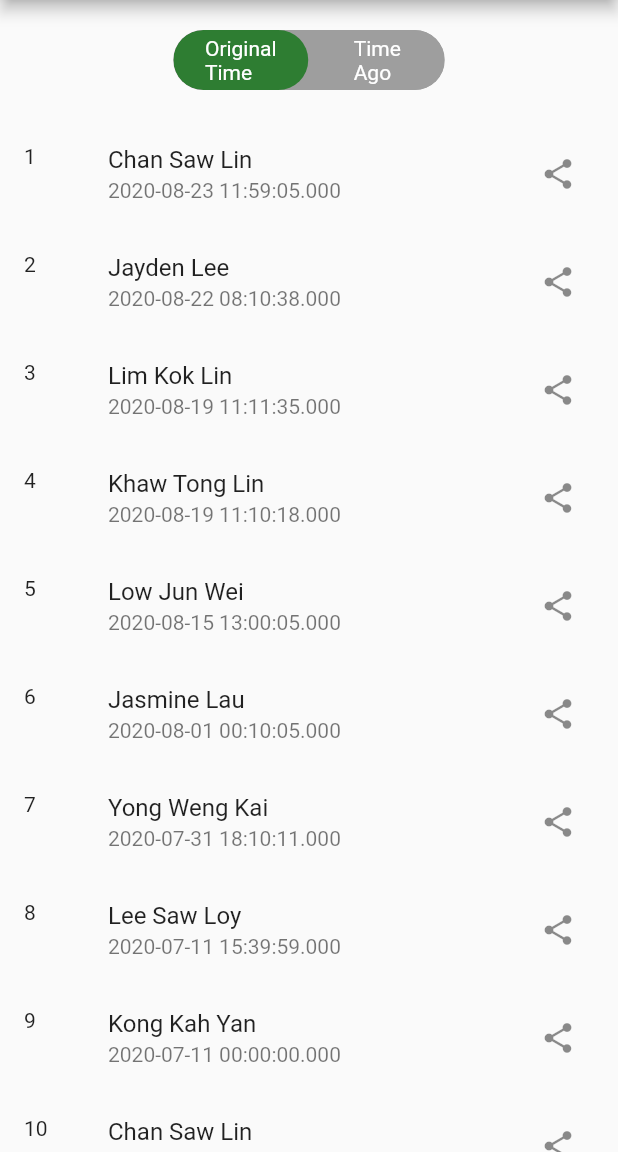
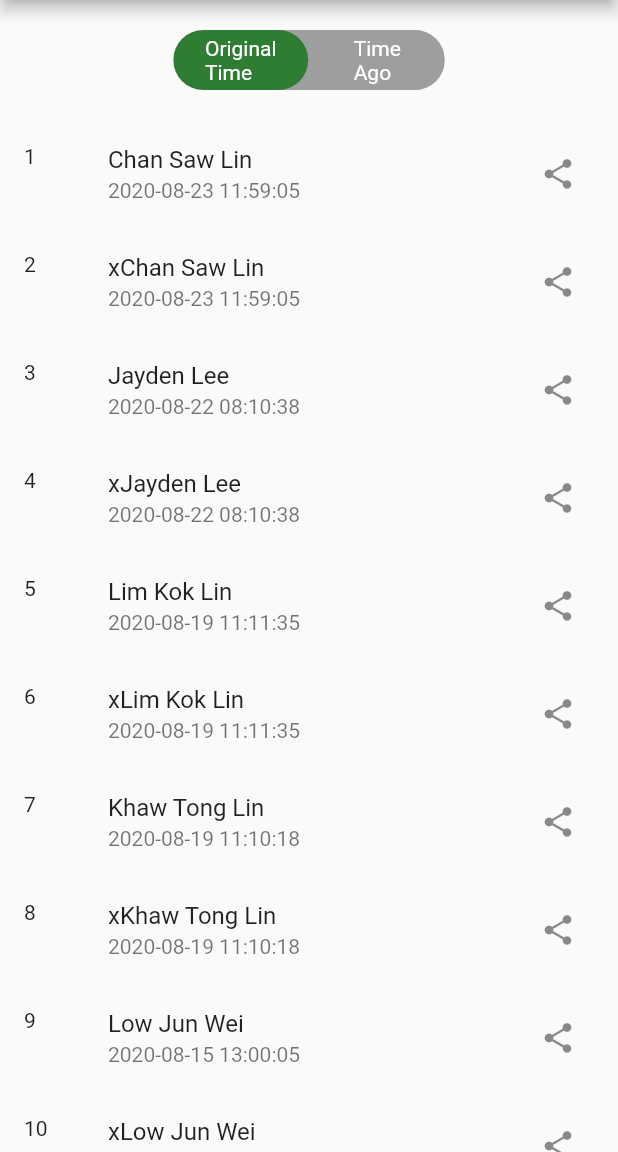
Before and after one commit to haoyangkong99/Contact-List-By-Kong-Hao-Yang, a Flutter app: the screen it shows after launch, after a tap on an icon or button, on a phone screen of 412 x 824 dp, the part 84-1236 px from its top. Run offline on Flutter 3.47's test engine with Material 2 defaults, Android fonts, the phone set to English and light mode, and no system bars; drawn by our look-alikes of toggle_switch; our stand-ins replace share_plus.

Commit message:
2.0 complete all except q5

```diff
--- a/assets/contactlist.json
+++ b/assets/contactlist.json
@@ -14,4 +14,16 @@
             { "user": "Jasmine Lau" ,"phone": "0162879190", "check-in": "2020-08-01 12:10:05" },
             { "user": "Chan Saw Lin", "phone": "016783239" ,"check-in": "2020-08-23 11:59:05" }
 
+            ,
+            { "user": "xLee Saw Loy", "phone": "0161231346", "check-in": "2020-07-11 15:39:59" },
+            { "user": "xKhaw Tong Lin", "phone": "0158398109" ,"check-in": "2020-08-19 11:10:18" },
+            { "user": "xLim Kok Lin" ,"phone": "0168279101", "check-in": "2020-08-19 11:11:35" },
+            { "user": "xLow Jun Wei" ,"phone": "0112731912", "check-in": "2020-08-15 13:00:05" },
+            { "user": "xYong Weng Kai", "phone": "0172332743", "check-in": "2020-07-31 18:10:11 "},
+            { "user": "xJayden Lee", "phone": "0191236439", "check-in": "2020-08-22 08:10:38 "},
+            { "user": "xKong Kah Yan", "phone": "0111931233" ,"check-in": "2020-07-11 12:00:00" },
+            { "user": "xJasmine Lau" ,"phone": "0162879190", "check-in": "2020-08-01 12:10:05" },
+            { "user": "xChan Saw Lin", "phone": "016783239" ,"check-in": "2020-08-23 11:59:05" }
+
+
     ]
--- a/lib/main.dart
+++ b/lib/main.dart
@@ -8,7 +8,7 @@ import 'package:contactlist/model/contact.dart';
 import 'package:share_plus/share_plus.dart';
 
 void main() {
-  runApp(const MyApp());
+  runApp(RootRestorationScope(child: const MyApp(), restorationId: "root",));
 }
 
 class MyApp extends StatelessWidget {
@@ -18,6 +18,8 @@ class MyApp extends StatelessWidget {
   @override
   Widget build(BuildContext context) {
     return MaterialApp(
+
+      debugShowCheckedModeBanner: false,
       title: 'Contact List',
       theme: ThemeData(
 
@@ -42,18 +44,36 @@ class contactbody extends StatefulWidget {
   State<contactbody> createState() => _contactbodyState();
 }
 
-class _contactbodyState extends State<contactbody> {
+class _contactbodyState extends State<contactbody> with RestorationMixin {
   @override
-  List contactListFromFile=[];
-  List contact=[];
-  var mpage=0;
+
+
+  bool switching=false;
   bool ori=false;
   int currentpos=1;
+  final RestorableInt _Tindex = RestorableInt(0);
+  String get restorationId => 'contactbody';
+
+  List <contactinfo> items=[];
+   List <contactinfo> show=[];
+   int count=0;
+    int maxcount=0;
+   int refreshcount=0;
   ScrollController _controller = new ScrollController();
+
+
+  void dispose() {
+    _Tindex.dispose();
+    super.dispose();
+  }
   Future<List<contactinfo>> readJson() async {
     final response = await rootBundle.loadString('assets/contactlist.json');
     final list = await json.decode(response) as List<dynamic> ;
     return list.map((e) => contactinfo.fromJson(e)).toList();
+  }
+  void restoreState(RestorationBucket? oldBucket, bool initialRestore) {
+
+    registerForRestoration(_Tindex, 'toggle');
   }
   String convertToTimeAgo (DateTime DT)
   {
@@ -81,14 +101,60 @@ class _contactbodyState extends State<contactbody> {
 
   return timeago;
   }
+  void retrieve() async
+  {
 
+    items = await readJson() as List<contactinfo>;
+    maxcount=items.length;
+
+    DateFormat dateFormat = DateFormat("yyyy-MM-dd HH:mm:ss");
+
+                String string = dateFormat.format(DateTime.now());
+                DateTime DT = dateFormat.parse(string);
+                items.sort((b,a){
+                  return a.checkin.compareTo(b.checkin);
+                }
+
+                );
+
+                if (count==0)
+                {
+                  for (int k=0;k<10;k++)
+                {
+                  show.add(items[k]);
+                  count++;
+                }
+                }
+
+  }
+ void initState()
+ {
+   super.initState();
+  retrieve();
+
+   _controller.addListener(() {
+     if(_controller.position.pixels == _controller.position.maxScrollExtent){
+
+       if (count<maxcount)
+       {
+
+
+         appendNewData();
+       }
+     }
+   });
+ }
+double halfnum=0;
   Widget build(BuildContext context) {
 
     return Column(
       children: [
+
         SizedBox(height: 20,),
         Center(
           child:ToggleSwitch(
+            changeOnTap: true,
+
   minWidth: 90.0,
   cornerRadius: 20.0,
   activeBgColors: [[Colors.green[800]!], [Colors.red[800]!]],
@@ -104,12 +170,14 @@ if(ori)
     {
       ori=false;
       currentpos=1;
+
     }
     else
     {
       ori=true;
       currentpos=0;
     }
+
     setState(() {
 
     });
@@ -121,61 +189,153 @@ if(ori)
         SizedBox(height: 20,)
         ,
        Expanded(
-          child: FutureBuilder(
+         child:  FutureBuilder(
                future: readJson(),
-            builder: (context,data)
-            {
+               builder: (context,data){
                   if(data.hasError)
               {
                 return Center(child: Text("${data.error}"));
               }
               else if(data.hasData)
               {
-                var items = data.data as List<contactinfo>;
-                DateFormat dateFormat = DateFormat("yyyy-MM-dd HH:mm:ss");
 
-                String string = dateFormat.format(DateTime.now());
-                DateTime DT = dateFormat.parse(string);
-                items.sort((b,a){
-                  return a.checkin.compareTo(b.checkin);
+
+
+                show.forEach((element){
+
+                });
+
+               return RefreshIndicator(
+                   onRefresh: _onRefresh,
+                   child:  Column(
+                     children: [
+                       Expanded(
+                         child: ListView.builder(
+                                   controller: _controller,
+                                   physics: BouncingScrollPhysics(),
+
+                                   shrinkWrap: true,
+                                             itemCount: show.length,
+                                             itemBuilder:(context,index)
+                                             {
+                                               return ListTile(
+                                    leading: Text((index+1).toString()),
+                                    title: Text(show[index].user),
+                                    subtitle: ori?Text(show[index].checkin.toString().substring(0,show[index].checkin.toString().indexOf('.'))):Text(convertToTimeAgo(show[index].checkin)),
+                                    trailing: IconButton(icon: Icon(Icons.share)
+                                    ,onPressed: () async{
+                                      await Share.share(show[index].phone.toString());
                                     }
+                                    ),
 
                                   );
 
 
-                print(DT);
-               return  ListView.builder(
-                 scrollDirection: Axis.vertical,
-                 shrinkWrap: true,
-              itemCount: items.length,
-              itemBuilder:(context,index)
-              {
-                print("no");
-                return ListTile(
-                  leading: Text((index+1).toString()),
-                  title: Text(items[index].user),
-                  subtitle: ori?Text(items[index].checkin.toString()):Text(convertToTimeAgo(items[index].checkin)),
-                  trailing: IconButton(icon: Icon(Icons.share)
-                  ,onPressed: () async{
-                    await Share.share(items[index].phone.toString());
-                  }
-                  ),
 
-                );
+
                                              }
 
+                                             ),
+                       ),
+                       endOfList()
+                     ],
+                   ),
+                 );}
+                 else
+                 {
+                    return Center(
+                  child: CircularProgressIndicator(),
                 );
 
                  }
-               else {
-                return Center(
-                  child: CircularProgressIndicator(),
-                );
-               }
-            }
-          ),
-        ),
+               })
+         )
+
       ],
     );
   }
+  void appendNewData ()
+  {
+    if (count!=maxcount&&items.length!=0)
+    {
+
+       Future.delayed(Duration(seconds: 0)).then((value) {
+
+      for (int g=count;g<items.length;g++)
+      {
+
+        show.add(items[g]);
+
+        count++;
       }
+    }
+  );
+  setState(() {
+      switching=false;
+  });
+    }
+
+
+
+  }
+
+  Widget endOfList ()
+  {
+    if (count==maxcount&&maxcount!=0){
+      return Container(
+        color: Colors.blue,
+        padding: EdgeInsets.symmetric(vertical: 20,horizontal: 20),
+
+
+        child: Center(child:
+        Text("You have reached end of the list",
+        style: TextStyle(
+          color: Colors.white,
+          fontWeight: FontWeight.bold,
+          fontSize: 15
+
+        )
+        )
+
+        ));
+    }
+    else
+    {
+      return Center();
+    }
+
+  }
+  Future _onRefresh  () async
+  {
+      await Future.delayed(Duration(seconds: 1)).then((e){
+
+           refreshcount++;
+          int tot=10+refreshcount*5;
+          show.clear();
+
+        if (count==maxcount)
+        {
+          for (int p=0;p<items.length;p++)
+          {
+            show.add(items[p]);
+          }
+        }
+        else
+        {
+          for (int p=0;(p<tot)&&(p<items.length);p++)
+          {
+show.add(items[p]);
+              if (p>=count)
+              {
+                count++;
+              };
+          }
+        }
+
+        setState(() {
+
+          switching=true;
+        });
+
+  });}
+}
```
Lines whose indentation alone changed are shown as unchanged.
